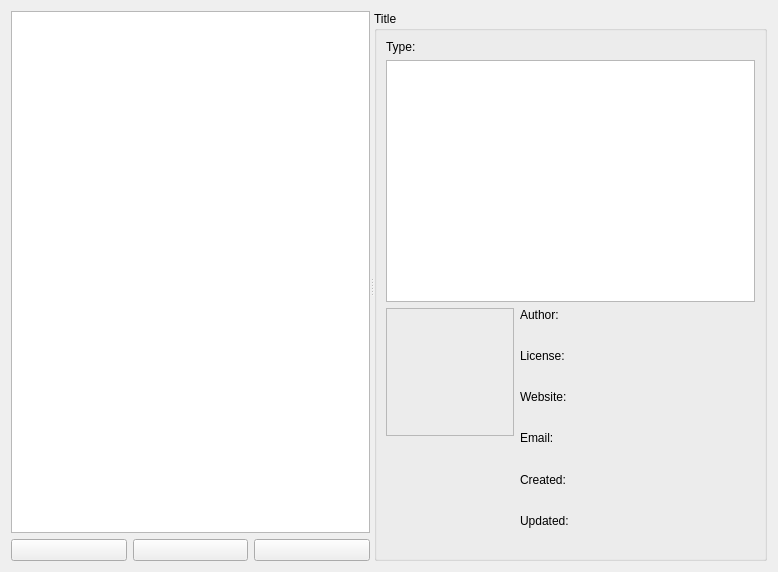
Old version of the form plugins/extensions/resourcemanager/wdgdlgbundlemanager.ui in the repository KDE/krita.
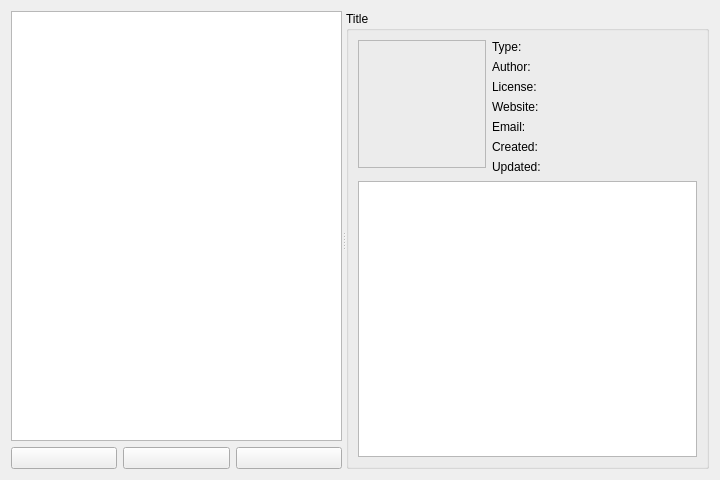
New version of the form. Icons and pictures are not drawn.

Commit message:
Bundle Manager: slight layout cleanup and normalization
Part-of: <https://invent.kde.org/graphics/krita/-/merge_requests/1732>

The edit to the form file:
```diff
--- a/plugins/extensions/resourcemanager/wdgdlgbundlemanager.ui
+++ b/plugins/extensions/resourcemanager/wdgdlgbundlemanager.ui
@@ -10,8 +10,8 @@
    <rect>
     <x>0</x>
     <y>0</y>
-    <width>778</width>
-    <height>572</height>
+    <width>720</width>
+    <height>480</height>
    </rect>
   </property>
   <property name="sizePolicy">
@@ -22,8 +22,8 @@
   </property>
   <property name="minimumSize">
    <size>
-    <width>778</width>
-    <height>572</height>
+    <width>720</width>
+    <height>480</height>
    </size>
   </property>
   <layout class="QGridLayout" name="gridLayout_2">
@@ -33,12 +33,6 @@
       <enum>Qt::Horizontal</enum>
      </property>
      <widget class="QWidget" name="wdgBundleList" native="true">
-      <property name="sizePolicy">
-       <sizepolicy hsizetype="Preferred" vsizetype="Preferred">
-        <horstretch>0</horstretch>
-        <verstretch>0</verstretch>
-       </sizepolicy>
-      </property>
       <layout class="QVBoxLayout" name="verticalLayout">
        <property name="leftMargin">
         <number>0</number>
@@ -54,12 +48,6 @@
        </property>
        <item>
         <widget class="QListView" name="listView">
-         <property name="sizePolicy">
-          <sizepolicy hsizetype="Preferred" vsizetype="Expanding">
-           <horstretch>0</horstretch>
-           <verstretch>0</verstretch>
-          </sizepolicy>
-         </property>
          <property name="editTriggers">
           <set>QAbstractItemView::NoEditTriggers</set>
          </property>
@@ -152,75 +140,11 @@
       </layout>
      </widget>
      <widget class="QGroupBox" name="BundleSelectedGroupBox">
-      <property name="sizePolicy">
-       <sizepolicy hsizetype="Preferred" vsizetype="Preferred">
-        <horstretch>0</horstretch>
-        <verstretch>0</verstretch>
-       </sizepolicy>
-      </property>
       <property name="title">
        <string>Title</string>
       </property>
-      <layout class="QGridLayout" name="gridLayout">
-       <item row="0" column="0">
-        <layout class="QHBoxLayout" name="horizontalLayout_3">
-         <item>
-          <widget class="QLabel" name="label">
-           <property name="text">
-            <string>Type:</string>
-           </property>
-           <property name="alignment">
-            <set>Qt::AlignLeading|Qt::AlignLeft|Qt::AlignTop</set>
-           </property>
-           <property name="wordWrap">
-            <bool>true</bool>
-           </property>
-          </widget>
-         </item>
-         <item>
-          <widget class="QLabel" name="lblType">
-           <property name="sizePolicy">
-            <sizepolicy hsizetype="Preferred" vsizetype="Minimum">
-             <horstretch>0</horstretch>
-             <verstretch>0</verstretch>
-            </sizepolicy>
-           </property>
-           <property name="text">
-            <string/>
-           </property>
-           <property name="alignment">
-            <set>Qt::AlignLeading|Qt::AlignLeft|Qt::AlignTop</set>
-           </property>
-           <property name="wordWrap">
-            <bool>true</bool>
-           </property>
-          </widget>
-         </item>
-        </layout>
-       </item>
-       <item row="1" column="0">
-        <widget class="QPlainTextEdit" name="lblDescription">
-         <property name="sizePolicy">
-          <sizepolicy hsizetype="Preferred" vsizetype="MinimumExpanding">
-           <horstretch>0</horstretch>
-           <verstretch>0</verstretch>
-          </sizepolicy>
-         </property>
-         <property name="verticalScrollBarPolicy">
-          <enum>Qt::ScrollBarAsNeeded</enum>
-         </property>
-         <property name="horizontalScrollBarPolicy">
-          <enum>Qt::ScrollBarAlwaysOff</enum>
-         </property>
-         <property name="sizeAdjustPolicy">
-          <enum>QAbstractScrollArea::AdjustIgnored</enum>
-         </property>
-         <property name="readOnly">
-          <bool>true</bool>
-         </property>
-        </widget>
-       </item>
-       <item row="2" column="0">
+      <layout class="QVBoxLayout" name="verticalLayout_3">
+       <item>
         <widget class="QWidget" name="wdgDetails" native="true">
          <layout class="QHBoxLayout" name="horizontalLayout_2">
           <property name="leftMargin">
@@ -301,12 +225,6 @@
                <property name="orientation">
                 <enum>Qt::Vertical</enum>
                </property>
-               <property name="sizeHint" stdset="0">
-                <size>
-                 <width>20</width>
-                 <height>0</height>
-                </size>
-               </property>
               </spacer>
              </item>
             </layout>
@@ -314,12 +232,6 @@
           </item>
           <item>
            <widget class="QWidget" name="detailsPanel" native="true">
-            <property name="sizePolicy">
-             <sizepolicy hsizetype="Preferred" vsizetype="Preferred">
-              <horstretch>0</horstretch>
-              <verstretch>0</verstretch>
-             </sizepolicy>
-            </property>
             <layout class="QFormLayout" name="formLayout">
              <property name="labelAlignment">
               <set>Qt::AlignLeading|Qt::AlignLeft|Qt::AlignTop</set>
@@ -337,13 +249,33 @@
               <number>0</number>
              </property>
              <item row="0" column="0">
+              <widget class="QLabel" name="label">
+               <property name="text">
+                <string>Type:</string>
+               </property>
+               <property name="alignment">
+                <set>Qt::AlignLeading|Qt::AlignLeft|Qt::AlignTop</set>
+               </property>
+               <property name="wordWrap">
+                <bool>true</bool>
+               </property>
+              </widget>
+             </item>
+             <item row="0" column="1">
+              <widget class="QLabel" name="lblType">
+               <property name="text">
+                <string/>
+               </property>
+               <property name="alignment">
+                <set>Qt::AlignLeading|Qt::AlignLeft|Qt::AlignTop</set>
+               </property>
+               <property name="wordWrap">
+                <bool>true</bool>
+               </property>
+              </widget>
+             </item>
+             <item row="1" column="0">
               <widget class="QLabel" name="label_3">
-               <property name="sizePolicy">
-                <sizepolicy hsizetype="Fixed" vsizetype="Preferred">
-                 <horstretch>0</horstretch>
-                 <verstretch>0</verstretch>
-                </sizepolicy>
-               </property>
                <property name="text">
                 <string>Author:</string>
                </property>
@@ -358,14 +290,8 @@
                </property>
               </widget>
              </item>
-             <item row="0" column="1">
+             <item row="1" column="1">
               <widget class="QLabel" name="lblAuthor">
-               <property name="sizePolicy">
-                <sizepolicy hsizetype="Preferred" vsizetype="Expanding">
-                 <horstretch>0</horstretch>
-                 <verstretch>0</verstretch>
-                </sizepolicy>
-               </property>
                <property name="text">
                 <string/>
                </property>
@@ -377,7 +303,7 @@
                </property>
               </widget>
              </item>
-             <item row="1" column="0">
+             <item row="2" column="0">
               <widget class="QLabel" name="label_4">
                <property name="text">
                 <string>License:</string>
@@ -390,14 +316,8 @@
                </property>
               </widget>
              </item>
-             <item row="1" column="1">
+             <item row="2" column="1">
               <widget class="QLabel" name="lblLicense">
-               <property name="sizePolicy">
-                <sizepolicy hsizetype="Preferred" vsizetype="Expanding">
-                 <horstretch>0</horstretch>
-                 <verstretch>0</verstretch>
-                </sizepolicy>
-               </property>
                <property name="text">
                 <string/>
                </property>
@@ -409,7 +329,7 @@
                </property>
               </widget>
              </item>
-             <item row="2" column="0">
+             <item row="3" column="0">
               <widget class="QLabel" name="label_5">
                <property name="text">
                 <string>Website:</string>
@@ -422,14 +342,8 @@
                </property>
               </widget>
              </item>
-             <item row="2" column="1">
+             <item row="3" column="1">
               <widget class="QLabel" name="lblWebsite">
-               <property name="sizePolicy">
-                <sizepolicy hsizetype="Preferred" vsizetype="Expanding">
-                 <horstretch>0</horstretch>
-                 <verstretch>0</verstretch>
-                </sizepolicy>
-               </property>
                <property name="text">
                 <string/>
                </property>
@@ -441,7 +355,7 @@
                </property>
               </widget>
              </item>
-             <item row="3" column="0">
+             <item row="4" column="0">
               <widget class="QLabel" name="label_8">
                <property name="text">
                 <string>Email:</string>
@@ -454,14 +368,8 @@
                </property>
               </widget>
              </item>
-             <item row="3" column="1">
+             <item row="4" column="1">
               <widget class="QLabel" name="lblEmail">
-               <property name="sizePolicy">
-                <sizepolicy hsizetype="Preferred" vsizetype="Expanding">
-                 <horstretch>0</horstretch>
-                 <verstretch>0</verstretch>
-                </sizepolicy>
-               </property>
                <property name="text">
                 <string/>
                </property>
@@ -473,7 +381,7 @@
                </property>
               </widget>
              </item>
-             <item row="4" column="0">
+             <item row="5" column="0">
               <widget class="QLabel" name="label_6">
                <property name="text">
                 <string>Created:</string>
@@ -486,14 +394,8 @@
                </property>
               </widget>
              </item>
-             <item row="4" column="1">
+             <item row="5" column="1">
               <widget class="QLabel" name="lblCreated">
-               <property name="sizePolicy">
-                <sizepolicy hsizetype="Preferred" vsizetype="Expanding">
-                 <horstretch>0</horstretch>
-                 <verstretch>0</verstretch>
-                </sizepolicy>
-               </property>
                <property name="text">
                 <string/>
                </property>
@@ -505,7 +407,7 @@
                </property>
               </widget>
              </item>
-             <item row="5" column="0">
+             <item row="6" column="0">
               <widget class="QLabel" name="label_7">
                <property name="text">
                 <string>Updated:</string>
@@ -518,14 +420,8 @@
                </property>
               </widget>
              </item>
-             <item row="5" column="1">
+             <item row="6" column="1">
               <widget class="QLabel" name="lblUpdated">
-               <property name="sizePolicy">
-                <sizepolicy hsizetype="Preferred" vsizetype="Expanding">
-                 <horstretch>0</horstretch>
-                 <verstretch>0</verstretch>
-                </sizepolicy>
-               </property>
                <property name="text">
                 <string/>
                </property>
@@ -543,6 +439,22 @@
          </layout>
         </widget>
        </item>
+       <item>
+        <widget class="QPlainTextEdit" name="lblDescription">
+         <property name="verticalScrollBarPolicy">
+          <enum>Qt::ScrollBarAsNeeded</enum>
+         </property>
+         <property name="horizontalScrollBarPolicy">
+          <enum>Qt::ScrollBarAlwaysOff</enum>
+         </property>
+         <property name="sizeAdjustPolicy">
+          <enum>QAbstractScrollArea::AdjustIgnored</enum>
+         </property>
+         <property name="readOnly">
+          <bool>true</bool>
+         </property>
+        </widget>
+       </item>
       </layout>
      </widget>
     </widget>
```
Left out of the diff: 1 changed line with no effect on the pictures.
